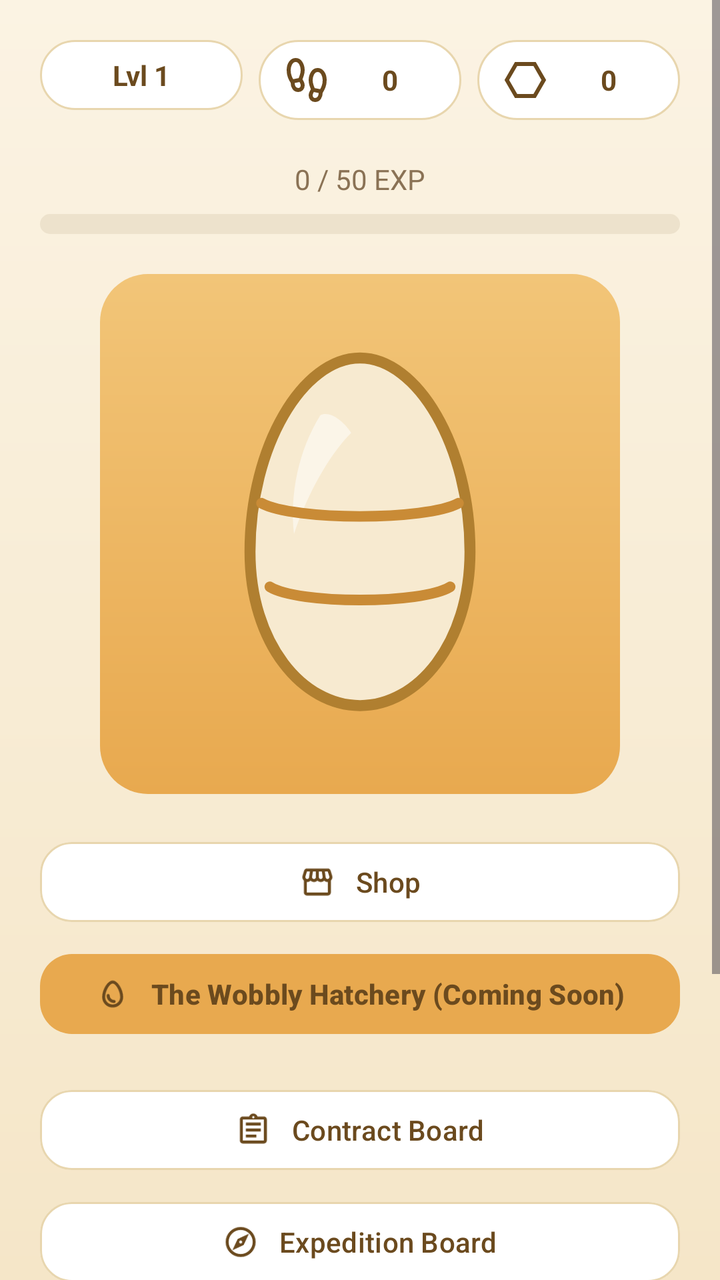
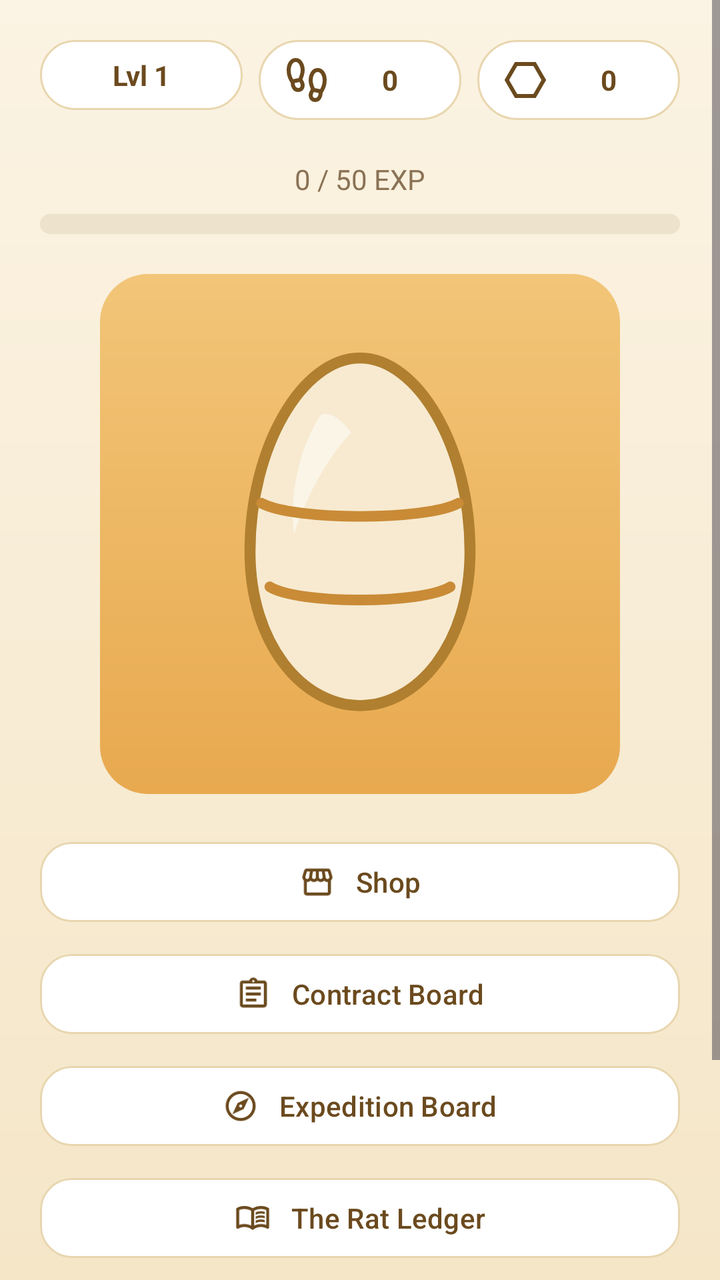

Two renders of the same Android screen: before a commit and after it. Below are the layout's source before the change and the commit's diff.
<!-- AndroidManifest.xml: application theme Theme.RatKingRecon -->
<!-- res/layout/activity_main.xml -->
<?xml version="1.0" encoding="utf-8"?>
<ScrollView xmlns:android="http://schemas.android.com/apk/res/android"
    xmlns:app="http://schemas.android.com/apk/res-auto"
    android:layout_width="match_parent"
    android:layout_height="match_parent"
    android:background="@drawable/bg_app_gradient"
    android:fitsSystemWindows="true">

    <LinearLayout
        android:layout_width="match_parent"
        android:layout_height="wrap_content"
        android:orientation="vertical"
        android:gravity="center_horizontal"
        android:padding="20dp">

        
        <LinearLayout
            android:layout_width="match_parent"
            android:layout_height="wrap_content"
            android:orientation="horizontal"
            android:baselineAligned="false"
            android:layout_marginBottom="20dp">

            <TextView
                android:id="@+id/playerLevelText"
                android:layout_width="0dp"
                android:layout_height="wrap_content"
                android:layout_weight="1"
                android:layout_marginEnd="8dp"
                android:background="@drawable/bg_pill_tan"
                android:paddingHorizontal="12dp"
                android:paddingVertical="8dp"
                android:gravity="center"
                android:textSize="14sp"
                android:textStyle="bold"
                android:textColor="@color/text_primary"
                android:text="@string/header_level_default" />

            <TextView
                android:id="@+id/stepCountText"
                android:layout_width="0dp"
                android:layout_height="wrap_content"
                android:layout_weight="1"
                android:layout_marginEnd="8dp"
                android:background="@drawable/bg_pill_tan"
                android:paddingHorizontal="12dp"
                android:paddingVertical="8dp"
                android:gravity="center"
                android:drawableStart="@drawable/ic_footprint"
                android:drawablePadding="6dp"
                android:textSize="14sp"
                android:textStyle="bold"
                android:textColor="@color/text_primary"
                android:text="@string/header_steps_default" />

            <TextView
                android:id="@+id/scrapText"
                android:layout_width="0dp"
                android:layout_height="wrap_content"
                android:layout_weight="1"
                android:background="@drawable/bg_pill_tan"
                android:paddingHorizontal="12dp"
                android:paddingVertical="8dp"
                android:gravity="center"
                android:drawableStart="@drawable/ic_hexagon"
                android:drawablePadding="6dp"
                android:textSize="14sp"
                android:textStyle="bold"
                android:textColor="@color/text_primary"
                android:text="@string/header_scrap_default" />
        </LinearLayout>

        <TextView
            android:id="@+id/expText"
            android:layout_width="wrap_content"
            android:layout_height="wrap_content"
            android:textSize="14sp"
            android:textColor="@color/text_muted"
            android:text="0 / 50 EXP"
            android:layout_marginBottom="8dp" />

        <ProgressBar
            android:id="@+id/expProgressBar"
            style="?android:attr/progressBarStyleHorizontal"
            android:layout_width="match_parent"
            android:layout_height="10dp"
            android:progressDrawable="@drawable/progress_amber"
            android:max="50"
            android:progress="0"
            android:layout_marginBottom="20dp" />

        
        <FrameLayout
            android:layout_width="260dp"
            android:layout_height="260dp"
            android:background="@drawable/bg_egg_panel"
            android:layout_marginBottom="20dp">

            <ImageView
                android:id="@+id/petImage"
                android:layout_width="match_parent"
                android:layout_height="match_parent"
                android:padding="20dp"
                android:scaleType="fitCenter"
                android:src="@drawable/egg_stage_0" />
        </FrameLayout>

        
        <com.google.android.material.button.MaterialButton
            android:id="@+id/shopButton"
            android:layout_width="match_parent"
            android:layout_height="wrap_content"
            android:text="@string/btn_shop"
            app:icon="@drawable/ic_store"
            app:iconGravity="textStart"
            app:iconPadding="10dp"
            app:iconTint="@color/text_primary"
            android:textAllCaps="false"
            android:textColor="@color/text_primary"
            app:backgroundTint="@color/card_white"
            app:strokeColor="@color/card_border"
            app:strokeWidth="1dp"
            app:cornerRadius="16dp"
            android:layout_marginBottom="8dp" />

        <LinearLayout
            android:id="@+id/shopLayout"
            android:layout_width="match_parent"
            android:layout_height="wrap_content"
            android:orientation="vertical"
            android:layout_marginBottom="20dp">

            <com.google.android.material.button.MaterialButton
                android:id="@+id/buyPremiumButton"
                android:layout_width="match_parent"
                android:layout_height="wrap_content"
                android:text="@string/btn_premium"
                app:icon="@drawable/ic_egg"
                app:iconGravity="textStart"
                app:iconPadding="10dp"
                app:iconTint="@color/text_primary"
                android:textAllCaps="false"
                android:textStyle="bold"
                android:textColor="@color/text_primary"
                app:backgroundTint="@color/amber"
                app:cornerRadius="16dp" />
        </LinearLayout>

        <com.google.android.material.button.MaterialButton
            android:id="@+id/activeExpeditionButton"
            android:layout_width="match_parent"
            android:layout_height="wrap_content"
            android:text="@string/expedition_status"
            app:icon="@drawable/ic_pets"
            app:iconGravity="textStart"
            app:iconPadding="10dp"
            app:iconTint="@color/text_primary"
            android:textAllCaps="false"
            android:textStyle="bold"
            android:textColor="@color/text_primary"
            app:backgroundTint="@color/amber"
            app:cornerRadius="16dp"
            android:visibility="gone"
            android:layout_marginBottom="8dp" />

        <com.google.android.material.button.MaterialButton
            android:id="@+id/scavengeMissionsButton"
            android:layout_width="match_parent"
            android:layout_height="wrap_content"
            android:text="@string/btn_contract_board"
            app:icon="@drawable/ic_contract"
            app:iconGravity="textStart"
            app:iconPadding="10dp"
            app:iconTint="@color/text_primary"
            android:textAllCaps="false"
            android:textColor="@color/text_primary"
            app:backgroundTint="@color/card_white"
            app:strokeColor="@color/card_border"
            app:strokeWidth="1dp"
            app:cornerRadius="16dp"
            android:layout_marginBottom="8dp" />

        <com.google.android.material.button.MaterialButton
            android:id="@+id/expeditionBoardButton"
            android:layout_width="match_parent"
            android:layout_height="wrap_content"
            android:text="@string/btn_expedition_board"
            app:icon="@drawable/ic_expedition"
            app:iconGravity="textStart"
            app:iconPadding="10dp"
            app:iconTint="@color/text_primary"
            android:textAllCaps="false"
            android:textColor="@color/text_primary"
            app:backgroundTint="@color/card_white"
            app:strokeColor="@color/card_border"
            app:strokeWidth="1dp"
            app:cornerRadius="16dp"
            android:layout_marginBottom="8dp" />

        <com.google.android.material.button.MaterialButton
            android:id="@+id/openGalleryButton"
            android:layout_width="match_parent"
            android:layout_height="wrap_content"
            android:text="@string/btn_open_ledger"
            app:icon="@drawable/ic_book"
            app:iconGravity="textStart"
            app:iconPadding="10dp"
            app:iconTint="@color/text_primary"
            android:textAllCaps="false"
            android:textColor="@color/text_primary"
            app:backgroundTint="@color/card_white"
            app:strokeColor="@color/card_border"
            app:strokeWidth="1dp"
            app:cornerRadius="16dp"
            android:layout_marginBottom="8dp" />

        <com.google.android.material.button.MaterialButton
            android:id="@+id/settingsButton"
            android:layout_width="match_parent"
            android:layout_height="wrap_content"
            android:text="@string/btn_settings"
            app:icon="@drawable/ic_settings"
            app:iconGravity="textStart"
            app:iconPadding="10dp"
            app:iconTint="@color/text_primary"
            android:textAllCaps="false"
            android:textColor="@color/text_primary"
            app:backgroundTint="@color/card_white"
            app:strokeColor="@color/card_border"
            app:strokeWidth="1dp"
            app:cornerRadius="16dp" />

        <com.google.android.material.button.MaterialButton
            android:id="@+id/devResetButton"
            android:layout_width="wrap_content"
            android:layout_height="wrap_content"
            android:layout_marginTop="16dp"
            android:text="@string/btn_dev_reset"
            android:textAllCaps="false"
            android:textSize="11sp"
            android:textColor="@color/text_muted"
            app:backgroundTint="@android:color/transparent"
            app:elevation="0dp" />

    </LinearLayout>

</ScrollView>
<!-- resources referenced by this layout -->
<resources>
  <color name="amber">#E8A94F</color>
  <color name="card_border">#E8D6AE</color>
  <color name="card_white">#FFFFFF</color>
  <color name="text_muted">#8A7255</color>
  <color name="text_primary">#6B4A1E</color>
  <!-- drawable bg_app_gradient (drawable) -->
  <?xml version="1.0" encoding="utf-8"?>
  <shape xmlns:android="http://schemas.android.com/apk/res/android"
      android:shape="rectangle">
      <gradient
          android:angle="270"
          android:startColor="@color/cream"
          android:endColor="@color/tan"
          android:type="linear" />
  </shape>
  <!-- drawable bg_egg_panel (drawable) -->
  <?xml version="1.0" encoding="utf-8"?>
  <shape xmlns:android="http://schemas.android.com/apk/res/android"
      android:shape="rectangle">
      <gradient
          android:angle="270"
          android:startColor="#F2C578"
          android:endColor="@color/amber"
          android:type="linear" />
      <corners android:radius="24dp" />
  </shape>
  <!-- drawable bg_pill_tan (drawable) -->
  <?xml version="1.0" encoding="utf-8"?>
  <shape xmlns:android="http://schemas.android.com/apk/res/android"
      android:shape="rectangle">
      <solid android:color="@color/card_white" />
      <stroke
          android:width="1dp"
          android:color="@color/card_border" />
      <corners android:radius="20dp" />
  </shape>
  <!-- drawable ic_egg (drawable) -->
  <?xml version="1.0" encoding="utf-8"?>
  <vector xmlns:android="http://schemas.android.com/apk/res/android"
      android:width="24dp"
      android:height="24dp"
      android:viewportWidth="960"
      android:viewportHeight="960"
      android:tint="@color/text_primary">
      <group android:translateX="-0" android:translateY="960">
          <path
              android:fillColor="@color/text_primary"
              android:pathData="M480-120q-117 0-198.5-81.5T200-400q0-77 25.5-155t66-141.5Q332-760 382-800t98-40q49 0 98.5 40t90 103.5Q709-633 734.5-555T760-400q0 117-81.5 198.5T480-120Zm0-80q83 0 141.5-58.5T680-400q0-57-19.5-120t-49-116.5Q582-690 547-725t-67-35q-31 0-66.5 35t-65 88.5Q319-583 299.5-520T280-400q0 83 58.5 141.5T480-200Zm40-40q17 0 28.5-11.5T560-280q0-17-11.5-28.5T520-320q-50 0-85-35t-35-85q0-17-11.5-28.5T360-480q-17 0-28.5 11.5T320-440q0 83 58.5 141.5T520-240Zm-40-240Z" />
      </group>
  </vector>
  <!-- drawable ic_hexagon (drawable) -->
  <?xml version="1.0" encoding="utf-8"?>
  <vector xmlns:android="http://schemas.android.com/apk/res/android"
      android:width="24dp"
      android:height="24dp"
      android:viewportWidth="960"
      android:viewportHeight="960"
      android:tint="@color/text_primary">
      <group android:translateX="-0" android:translateY="960">
          <path
              android:fillColor="@color/text_primary"
              android:pathData="M272-120 64-480l208-360h416l208 360-208 360H272Zm46-80h324l161-280-161-280H318L156-480l162 280Zm162-280Z" />
      </group>
  </vector>
  <string name="btn_contract_board">Contract Board</string>
  <string name="btn_dev_reset">Dev Reset</string>
  <string name="btn_expedition_board">Expedition Board</string>
  <string name="btn_open_ledger">The Rat Ledger</string>
  <string name="btn_premium">The Wobbly Hatchery (Coming Soon)</string>
  <string name="btn_settings">Settings</string>
  <string name="btn_shop">Shop</string>
  <string name="expedition_status">Rat Scavenging… (Tap Status)</string>
  <string name="header_level_default">Lvl 1</string>
  <string name="header_scrap_default">0</string>
  <string name="header_steps_default">0</string>
  <style name="Theme.RatKingRecon" parent="Base.Theme.RatKingRecon" />
  <color name="cream">#FBF3E3</color>
  <color name="tan">#F5E6C8</color>
  <color name="disabled_fill">#EDE2CC</color>
  <!-- unchanged entries left out for length: 10 -->
</resources>

<!-- the commit's change to res/layout/activity_main.xml (unified diff, before → after) -->
@@ -123,29 +123,6 @@
             app:cornerRadius="16dp"
             android:layout_marginBottom="8dp" />
 
-        <LinearLayout
-            android:id="@+id/shopLayout"
-            android:layout_width="match_parent"
-            android:layout_height="wrap_content"
-            android:orientation="vertical"
-            android:layout_marginBottom="20dp">
-
-            <com.google.android.material.button.MaterialButton
-                android:id="@+id/buyPremiumButton"
-                android:layout_width="match_parent"
-                android:layout_height="wrap_content"
-                android:text="@string/btn_premium"
-                app:icon="@drawable/ic_egg"
-                app:iconGravity="textStart"
-                app:iconPadding="10dp"
-                app:iconTint="@color/text_primary"
-                android:textAllCaps="false"
-                android:textStyle="bold"
-                android:textColor="@color/text_primary"
-                app:backgroundTint="@color/amber"
-                app:cornerRadius="16dp" />
-        </LinearLayout>
-
         <com.google.android.material.button.MaterialButton
             android:id="@+id/activeExpeditionButton"
             android:layout_width="match_parent"
<!-- resource entries referenced after the edit -->
@@ -36,20 +36,6 @@
           android:color="@color/card_border" />
       <corners android:radius="20dp" />
   </shape>
-  <!-- drawable ic_egg (drawable) -->
-  <?xml version="1.0" encoding="utf-8"?>
-  <vector xmlns:android="http://schemas.android.com/apk/res/android"
-      android:width="24dp"
-      android:height="24dp"
-      android:viewportWidth="960"
-      android:viewportHeight="960"
-      android:tint="@color/text_primary">
-      <group android:translateX="-0" android:translateY="960">
-          <path
-              android:fillColor="@color/text_primary"
-              android:pathData="M480-120q-117 0-198.5-81.5T200-400q0-77 25.5-155t66-141.5Q332-760 382-800t98-40q49 0 98.5 40t90 103.5Q709-633 734.5-555T760-400q0 117-81.5 198.5T480-120Zm0-80q83 0 141.5-58.5T680-400q0-57-19.5-120t-49-116.5Q582-690 547-725t-67-35q-31 0-66.5 35t-65 88.5Q319-583 299.5-520T280-400q0 83 58.5 141.5T480-200Zm40-40q17 0 28.5-11.5T560-280q0-17-11.5-28.5T520-320q-50 0-85-35t-35-85q0-17-11.5-28.5T360-480q-17 0-28.5 11.5T320-440q0 83 58.5 141.5T520-240Zm-40-240Z" />
-      </group>
-  </vector>
   <!-- drawable ic_hexagon (drawable) -->
   <?xml version="1.0" encoding="utf-8"?>
   <vector xmlns:android="http://schemas.android.com/apk/res/android"
@@ -68,7 +54,6 @@
   <string name="btn_dev_reset">Dev Reset</string>
   <string name="btn_expedition_board">Expedition Board</string>
   <string name="btn_open_ledger">The Rat Ledger</string>
-  <string name="btn_premium">The Wobbly Hatchery (Coming Soon)</string>
   <string name="btn_settings">Settings</string>
   <string name="btn_shop">Shop</string>
   <string name="expedition_status">Rat Scavenging… (Tap Status)</string>
